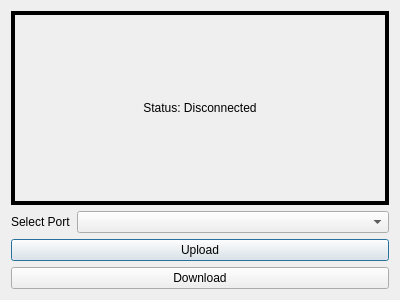
This is OpenMacro-GUI/App/presetdialog.ui in jerry20091103/OpenMacro as Qt 5 draws it before an edit. The edited form follows.
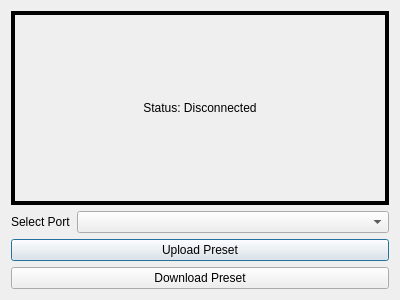
This is the edited form.

```diff
--- a/OpenMacro-GUI/App/presetdialog.ui
+++ b/OpenMacro-GUI/App/presetdialog.ui
@@ -69,14 +69,14 @@
    <item>
     <widget class="QPushButton" name="uploadButton">
      <property name="text">
-      <string>Upload</string>
+      <string>Upload Preset</string>
      </property>
     </widget>
    </item>
    <item>
     <widget class="QPushButton" name="downloadButton">
      <property name="text">
-      <string>Download</string>
+      <string>Download Preset</string>
      </property>
     </widget>
    </item>
```
